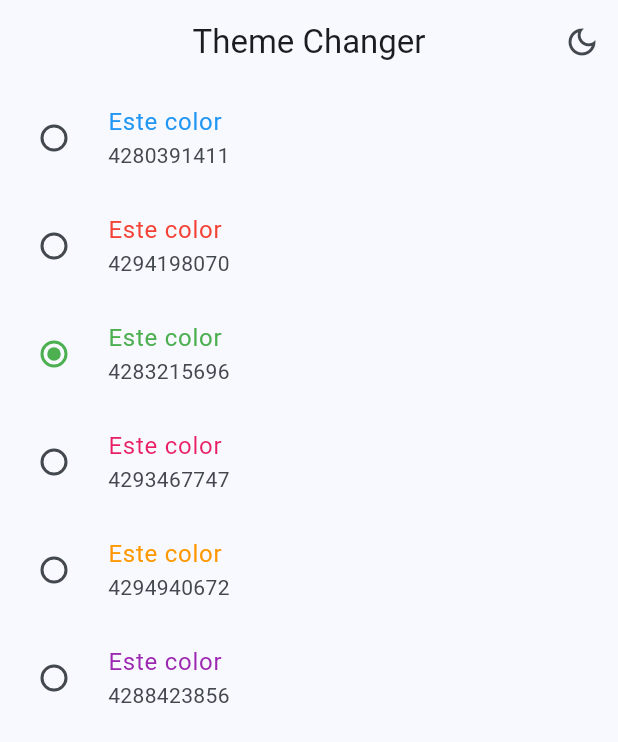
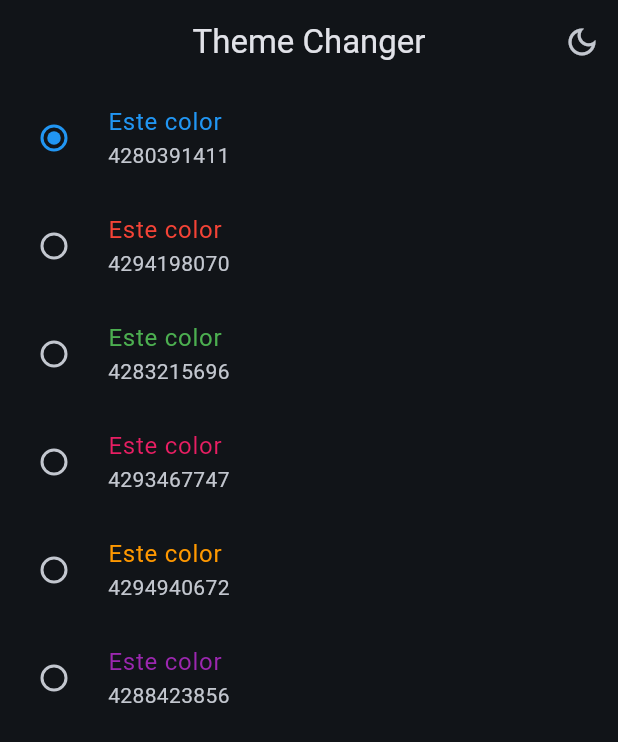
Before and after one commit to alexgsisc/widgets_app, a Flutter app: the ThemeChangerScreen screen opened by its route, after a tap on the "light mode" icon, on a phone screen of 412 x 824 dp. Shown: the top 742 px of the screen. Run offline on Flutter 3.47's test engine with Material 3 defaults, Android fonts, the phone set to English and light mode, and no system bars; our stand-ins replace animate_do, flutter_riverpod, go_router.

Commit message:
manager color and theme with StateProvider

```diff
--- a/lib/config/theme/app_theme.dart
+++ b/lib/config/theme/app_theme.dart
@@ -11,10 +11,10 @@ const List<Color> colorThemes = [
 
 class AppTheme {
   final int selectedColor;
+  final bool isDarkMode;
 
-  AppTheme({
-    this.selectedColor = 0,
-  }) : assert(
+  AppTheme({this.selectedColor = 0, this.isDarkMode = false})
+      : assert(
           selectedColor >= 0 && selectedColor <= colorThemes.length - 1,
           'Color must be between 0 and ${colorThemes.length}',
         );
@@ -22,6 +22,7 @@ class AppTheme {
   ThemeData get theme {
     return ThemeData(
         useMaterial3: true,
+        brightness: isDarkMode ? Brightness.dark : Brightness.light,
         colorSchemeSeed: colorThemes[selectedColor],
         appBarTheme: const AppBarTheme(
           centerTitle: true,
--- a/lib/main.dart
+++ b/lib/main.dart
@@ -2,6 +2,7 @@ import 'package:flutter/material.dart';
 import 'package:flutter_riverpod/flutter_riverpod.dart';
 import 'package:widgets_app/config/router/app_router.dart';
 import 'package:widgets_app/config/theme/app_theme.dart';
+import 'package:widgets_app/providers/theme_provider.dart';
 
 void main() {
   //Agregamos ProviderScope nos ayuda para escuchar todos los riverpod del proyecto
@@ -12,14 +13,21 @@ void main() {
   );
 }
 
-class MainApp extends StatelessWidget {
+class MainApp extends ConsumerWidget {
   const MainApp({super.key});
 
   @override
-  Widget build(BuildContext context) {
+  Widget build(BuildContext context, WidgetRef ref) {
+    final int selectedColor = ref.watch(selectedColorProvider);
+    final bool isDark = ref.watch(isDarkProvider);
+
     return MaterialApp.router(
-        routerConfig: appRouter,
-        debugShowCheckedModeBanner: false,
-        theme: AppTheme(selectedColor: 0).theme);
+      routerConfig: appRouter,
+      debugShowCheckedModeBanner: false,
+      theme: AppTheme(
+        isDarkMode: isDark,
+        selectedColor: selectedColor,
+      ).theme,
+    );
   }
 }
--- a/lib/providers/theme_provider.dart
+++ b/lib/providers/theme_provider.dart
@@ -4,3 +4,5 @@ import 'package:widgets_app/config/theme/app_theme.dart';
 final isDarkProvider = StateProvider((ref) => false);
 
 final colorListProvider = StateProvider((ref) => colorThemes);
+
+final selectedColorProvider = StateProvider((ref) => 0);
--- a/lib/screens/theme_changer/theme_changer_screen.dart
+++ b/lib/screens/theme_changer/theme_changer_screen.dart
@@ -36,7 +36,9 @@ class _ThemeChangerView extends ConsumerWidget {
 
   @override
   Widget build(BuildContext context, WidgetRef ref) {
-    final colorProvider = ref.watch(colorListProvider);
+    final List<Color> colorProvider = ref.watch(colorListProvider);
+    final int selectedColor = ref.watch(selectedColorProvider);
+
     return ListView.builder(
       itemCount: colorProvider.length,
       itemBuilder: (context, index) {
@@ -51,8 +53,11 @@ class _ThemeChangerView extends ConsumerWidget {
           subtitle: Text('${color.value}'),
           activeColor: color,
           value: index,
-          groupValue: 2,
-          onChanged: (value) {},
+          groupValue: selectedColor,
+          onChanged: (value) {
+            //ref.read(selectedColorProvider.notifier).update((color) => value!);
+            ref.read(selectedColorProvider.notifier).state = value!;
+          },
         );
       },
     );
```
